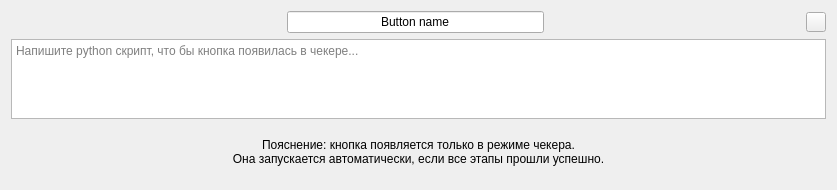
alexcubor/automatizator, file resources/widget_button.ui: the form before one commit.
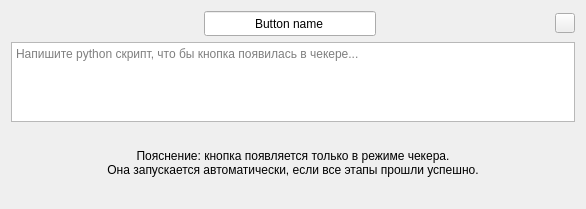
The form after the commit.

```diff
--- a/resources/widget_button.ui
+++ b/resources/widget_button.ui
@@ -6,8 +6,8 @@
    <rect>
     <x>0</x>
     <y>0</y>
-    <width>837</width>
-    <height>190</height>
+    <width>586</width>
+    <height>209</height>
    </rect>
   </property>
   <property name="windowTitle">
@@ -47,6 +47,12 @@
      </item>
      <item>
       <widget class="QLineEdit" name="button_name">
+       <property name="minimumSize">
+        <size>
+         <width>0</width>
+         <height>25</height>
+        </size>
+       </property>
        <property name="layoutDirection">
         <enum>Qt::LeftToRight</enum>
        </property>
```
